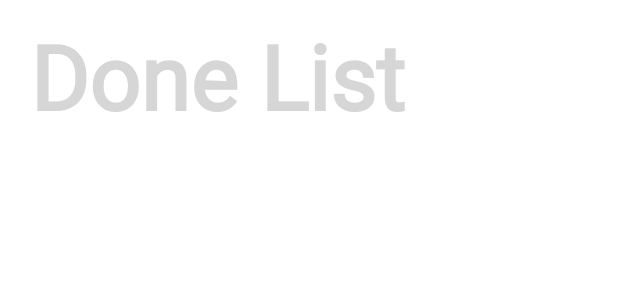
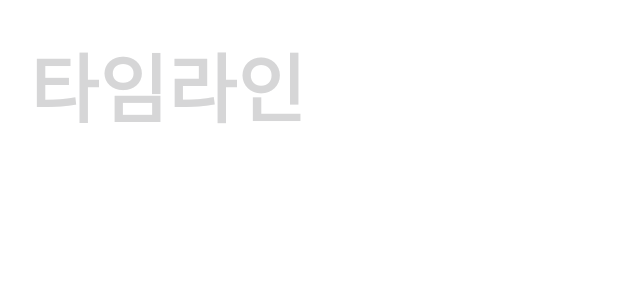
Before and after one commit to rnqhqaltjs/Whatareyouupto, an Android app built with Jetpack Compose: the layout fragment_done.xml on its own in the app's theme, with its tools: preview values and no code run, on a phone screen of 412 x 824 dp. Shown: the top 300 px of the screen. Run offline under Robolectric (Android 15) with nearby library versions, the phone set to English and light mode, and no system bars.

Commit message:
Initial commit

```diff
--- a/app/src/main/res/layout/fragment_done.xml
+++ b/app/src/main/res/layout/fragment_done.xml
@@ -13,14 +13,13 @@
         <TextView
             android:layout_width="wrap_content"
             android:layout_height="wrap_content"
-            android:text="Done List "
-            android:textSize="60sp"
+            android:text="타임라인 "
+            android:textSize="50sp"
             android:textColor="@color/orange"
             android:textStyle="bold"
-            android:layout_marginTop="10dp"
+            android:layout_marginTop="20dp"
             android:layout_marginStart="20dp"
-            android:layout_marginBottom="10dp"
-            android:fontFamily="@font/pen"/>
+            android:layout_marginBottom="20dp" />
 
     <ScrollView
         android:layout_width="match_parent"
--- a/app/src/main/res/layout/fragment_list.xml
+++ b/app/src/main/res/layout/fragment_list.xml
@@ -15,13 +15,12 @@
             android:layout_width="wrap_content"
             android:layout_height="wrap_content"
             android:text="오늘 뭐해? "
-            android:textSize="70sp"
+            android:textSize="50sp"
             android:textColor="@color/orange"
             android:textStyle="bold"
             android:layout_marginTop="20dp"
             android:layout_marginStart="20dp"
-            android:layout_marginBottom="10dp"
-            android:fontFamily="@font/pen"/>
+            android:layout_marginBottom="20dp" />
 
         <LinearLayout
             android:layout_width="match_parent"
```
